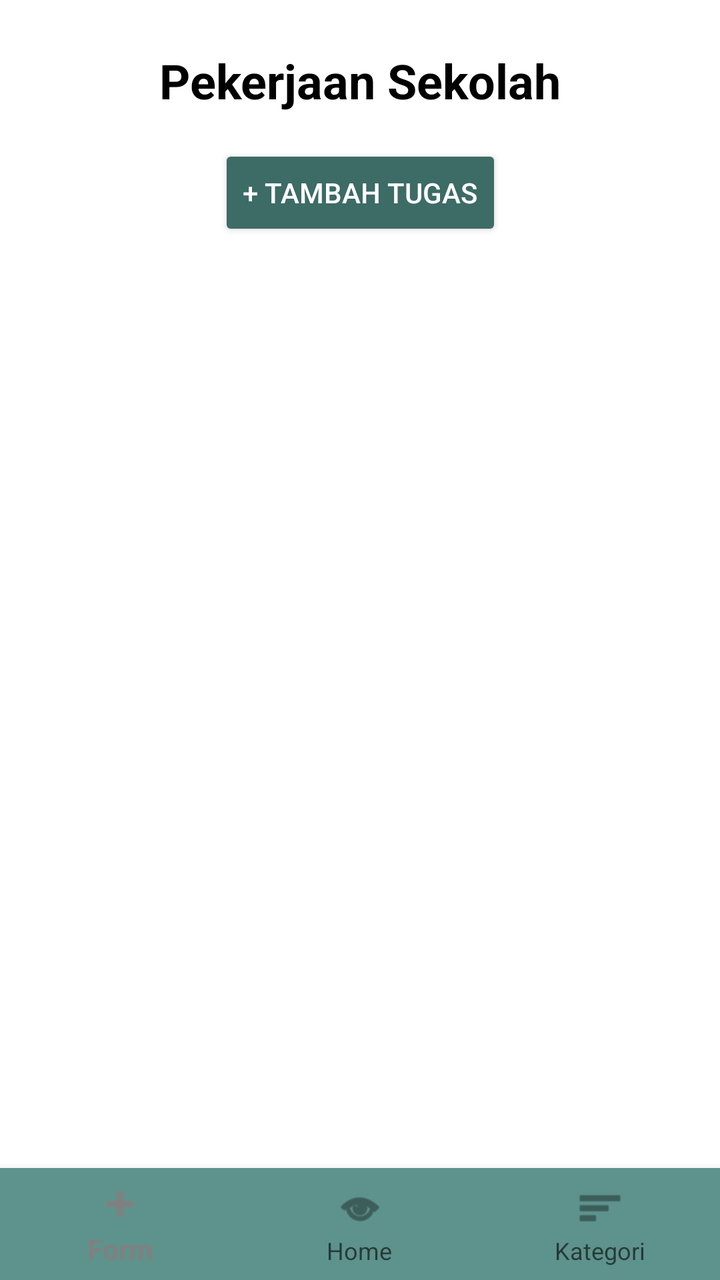
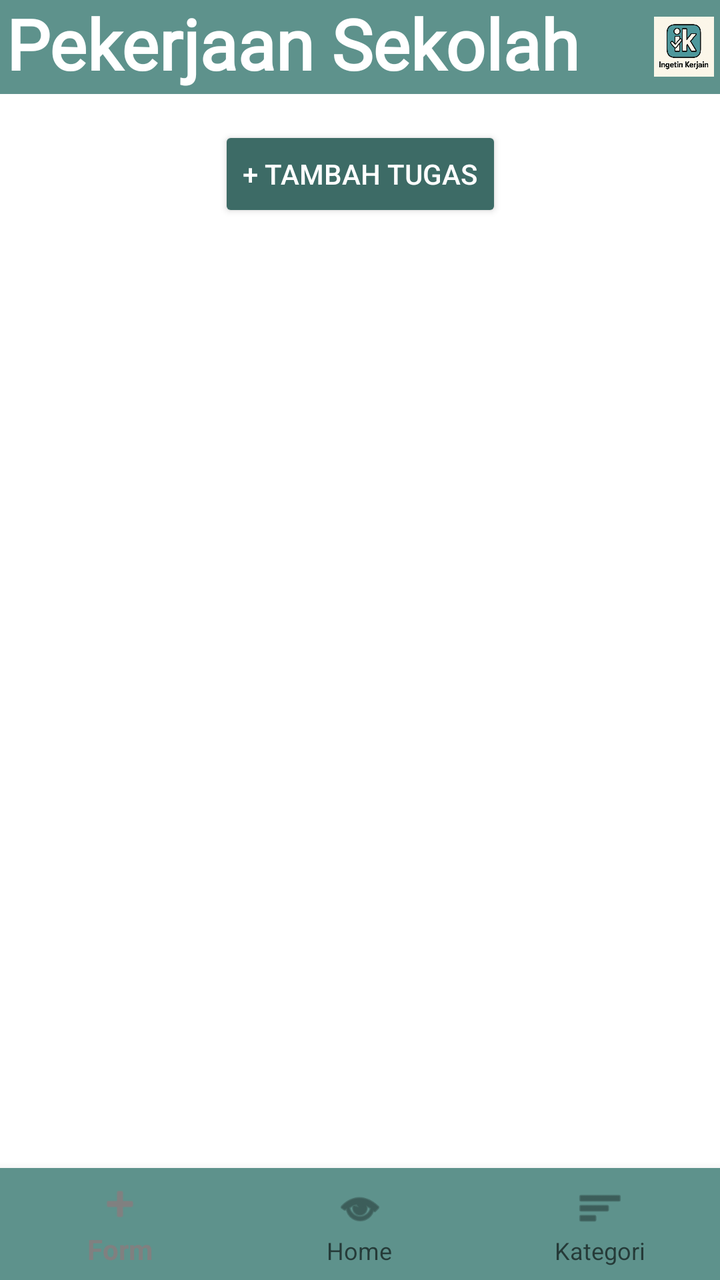

Two renders of the same Android screen: before a commit and after it. Below are the layout's source before the change and the commit's diff.
<!-- AndroidManifest.xml: application theme Theme.Tugas3kelompok -->
<!-- res/layout/activity_sekolah.xml -->
<?xml version="1.0" encoding="utf-8"?>
<androidx.constraintlayout.widget.ConstraintLayout
    xmlns:android="http://schemas.android.com/apk/res/android"
    xmlns:app="http://schemas.android.com/apk/res-auto"
    android:layout_width="match_parent"
    android:layout_height="match_parent"
    android:background="@color/white">

    <TextView
        android:id="@+id/tvTitleSekolah"
        android:layout_width="wrap_content"
        android:layout_height="wrap_content"
        android:text="Pekerjaan Sekolah"
        android:textSize="24sp"
        android:textStyle="bold"
        android:textColor="@color/black"
        app:layout_constraintTop_toTopOf="parent"
        app:layout_constraintStart_toStartOf="parent"
        app:layout_constraintEnd_toEndOf="parent"
        android:layout_marginTop="24dp" />

    <Button
        android:id="@+id/btnAddTask"
        android:layout_width="wrap_content"
        android:layout_height="wrap_content"
        android:text="+ Tambah Tugas"
        android:textColor="@color/white"
        android:backgroundTint="#3D6B66"
        android:padding="12dp"
        android:layout_marginTop="16dp"
        app:layout_constraintTop_toBottomOf="@id/tvTitleSekolah"
        app:layout_constraintStart_toStartOf="parent"
        app:layout_constraintEnd_toEndOf="parent" />

    <ListView
        android:id="@+id/taskListView"
        android:layout_width="0dp"
        android:layout_height="0dp"
        android:layout_marginTop="16dp"
        android:layout_marginStart="16dp"
        android:layout_marginEnd="16dp"
        android:layout_marginBottom="80dp"
        android:divider="@android:color/transparent"
        android:dividerHeight="8dp"
        app:layout_constraintTop_toBottomOf="@id/btnAddTask"
        app:layout_constraintStart_toStartOf="parent"
        app:layout_constraintEnd_toEndOf="parent"
        app:layout_constraintBottom_toTopOf="@id/bottomNav" />

    <com.google.android.material.bottomnavigation.BottomNavigationView
        android:id="@+id/bottomNav"
        android:layout_width="match_parent"
        android:layout_height="wrap_content"
        android:background="#5e928c"
        app:menu="@menu/bottom_nav_menu"
        app:layout_constraintBottom_toBottomOf="parent"
        app:layout_constraintStart_toStartOf="parent"
        app:layout_constraintEnd_toEndOf="parent" />

</androidx.constraintlayout.widget.ConstraintLayout>
<!-- resources referenced by this layout -->
<resources>
  <color name="black">#000000</color>
  <color name="white">#FFFFFF</color>
  <style name="Theme.Tugas3kelompok" parent="Theme.AppCompat.Light.NoActionBar">
          <item name="colorPrimary">#808080</item>
          <item name="colorPrimaryDark">#808080</item>
          <item name="colorAccent">#808080</item>
          <item name="android:windowLightStatusBar">true</item>
          <item name="android:statusBarColor">#808080</item>
      </style>
</resources>

<!-- the commit's change to res/layout/activity_sekolah.xml (unified diff, before → after) -->
@@ -6,18 +6,38 @@
     android:layout_height="match_parent"
     android:background="@color/white">
 
-    <TextView
-        android:id="@+id/tvTitleSekolah"
-        android:layout_width="wrap_content"
+    <LinearLayout
+        android:id="@+id/navbar"
+        android:layout_width="match_parent"
         android:layout_height="wrap_content"
-        android:text="Pekerjaan Sekolah"
-        android:textSize="24sp"
-        android:textStyle="bold"
-        android:textColor="@color/black"
-        app:layout_constraintTop_toTopOf="parent"
-        app:layout_constraintStart_toStartOf="parent"
-        app:layout_constraintEnd_toEndOf="parent"
-        android:layout_marginTop="24dp" />
+        android:background="#5e928c"
+        android:orientation="horizontal"
+        android:padding="3dp"
+        android:gravity="center_vertical"
+        app:layout_constraintTop_toTopOf="parent">
+
+        <TextView
+            android:id="@+id/tvNavbar"
+            android:layout_width="0dp"
+            android:layout_height="wrap_content"
+            android:layout_weight="1"
+            android:text="Pekerjaan Sekolah"
+            android:textColor="#FFFFFF"
+            android:textSize="35sp"
+            android:textStyle="bold"
+            android:fontFamily="@font/urbansketchreguler"
+            android:includeFontPadding="false"
+            android:letterSpacing="0"
+            android:lineSpacingExtra="0dp"/>
+
+
+        <ImageView
+            android:id="@+id/imgLogo"
+            android:layout_width="30dp"
+            android:layout_height="30dp"
+            android:src="@mipmap/ingetinkerjain_foreground"
+            android:contentDescription="@string/logo" />
+    </LinearLayout>
 
     <Button
         android:id="@+id/btnAddTask"
@@ -28,7 +48,7 @@
         android:backgroundTint="#3D6B66"
         android:padding="12dp"
         android:layout_marginTop="16dp"
-        app:layout_constraintTop_toBottomOf="@id/tvTitleSekolah"
+        app:layout_constraintTop_toBottomOf="@id/navbar"
         app:layout_constraintStart_toStartOf="parent"
         app:layout_constraintEnd_toEndOf="parent" />
 
<!-- resource entries referenced after the edit -->
@@ -1,7 +1,8 @@
 <!-- resources referenced by this layout -->
 <resources>
-  <color name="black">#000000</color>
   <color name="white">#FFFFFF</color>
+  <!-- mipmap ingetinkerjain_foreground: webp bitmap (mipmap-hdpi, 14022 bytes) -->
+  <string name="logo">Logo</string>
   <style name="Theme.Tugas3kelompok" parent="Theme.AppCompat.Light.NoActionBar">
           <item name="colorPrimary">#808080</item>
           <item name="colorPrimaryDark">#808080</item>
